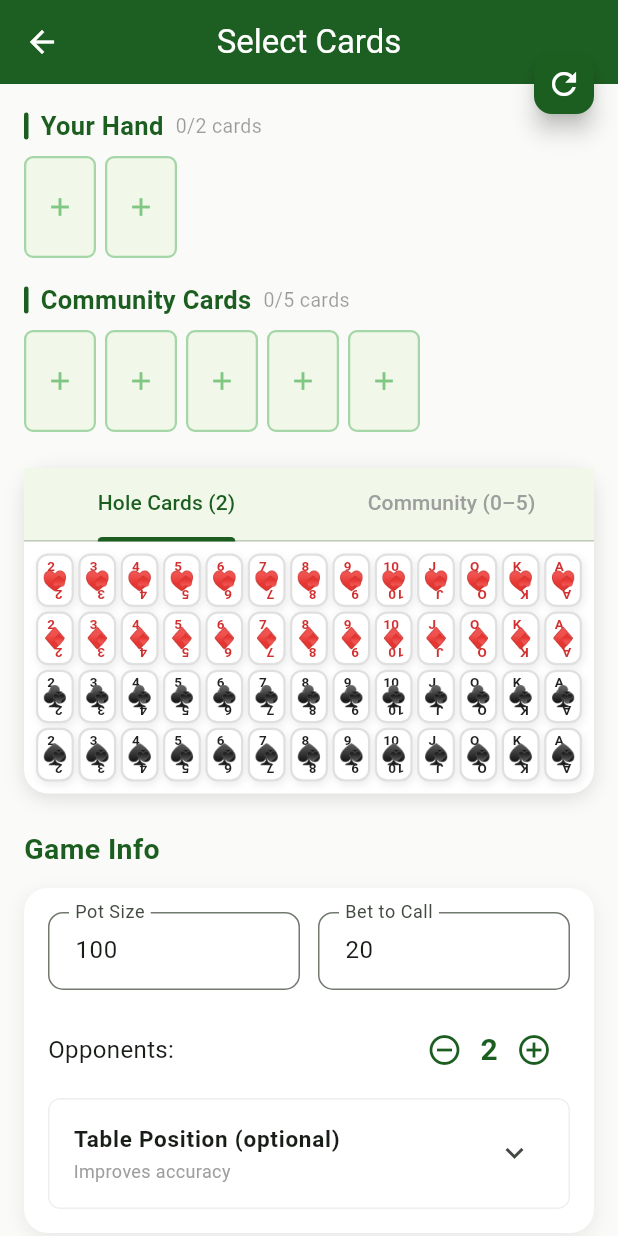
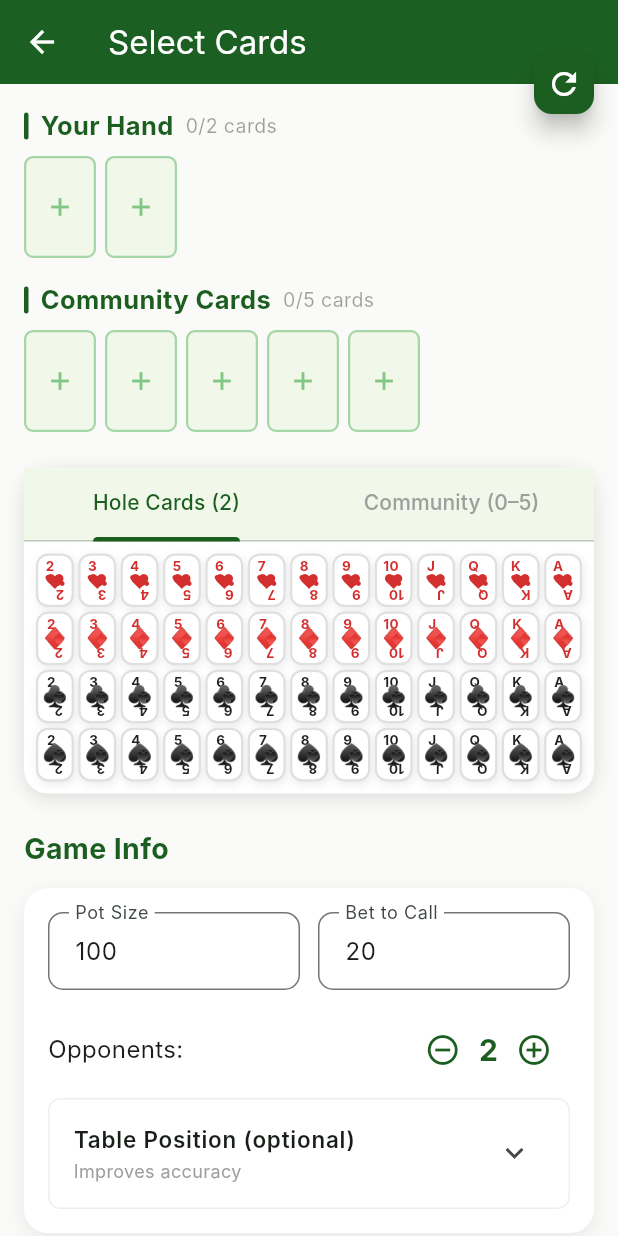
Before and after one commit to kvesen/PokerHandSuggester, a Flutter app: the screen it shows after launch, after a tap on "✍️", on a phone screen of 412 x 824 dp. Run offline on Flutter 3.47's test engine with Material 3 defaults, Android fonts, the phone set to English and light mode, and no system bars; our stand-ins replace camera, image_picker, permission_handler, shared_preferences; missing offline and left inert: google_mlkit_text_recognition; Roboto replaces fonts that are missing (Inter).

Commit message:
Modify theme colors and set transparent status bar
Updated the app's theme colors and made the status bar transparent.

```diff
--- a/lib/main.dart
+++ b/lib/main.dart
@@ -1,10 +1,17 @@
 import 'package:flutter/material.dart';
+import 'package:flutter/services.dart';
 
 import 'services/theme_service.dart';
 import 'ui/screens/home_screen.dart';
 
 void main() async {
   WidgetsFlutterBinding.ensureInitialized();
+
+  // Make status bar transparent for a modern edge-to-edge look
+  SystemChrome.setSystemUIOverlayStyle(
+    const SystemUiOverlayStyle(statusBarColor: Colors.transparent),
+  );
+
   final themeService = await ThemeService.create();
   runApp(PokerHandSuggesterApp(themeService: themeService));
 }
@@ -40,25 +47,21 @@ class _PokerHandSuggesterAppState extends State<PokerHandSuggesterApp> {
       debugShowCheckedModeBanner: false,
       theme: ThemeData(
         colorScheme: ColorScheme.fromSeed(
-          seedColor: const Color(0xFF1B5E20),
+          seedColor: const Color(0xFF0F9D58), // Vibrant modern green
           brightness: Brightness.light,
+          surface: const Color(0xFFF8F9FA),
         ),
         useMaterial3: true,
-        appBarTheme: const AppBarTheme(
-          centerTitle: true,
-          elevation: 0,
-        ),
+        fontFamily: 'Inter', // Or any modern sans-serif
       ),
       darkTheme: ThemeData(
         colorScheme: ColorScheme.fromSeed(
-          seedColor: const Color(0xFF0D3B0D),
+          seedColor: const Color(0xFF1CE885), // Neon accent
           brightness: Brightness.dark,
+          surface: const Color(0xFF121212),
+          background: const Color(0xFF090B0F), // Deep premium dark
         ),
         useMaterial3: true,
-        appBarTheme: const AppBarTheme(
-          centerTitle: true,
-          elevation: 0,
-        ),
       ),
       themeMode: widget.themeService.themeMode,
       home: HomeScreen(themeService: widget.themeService),
```
